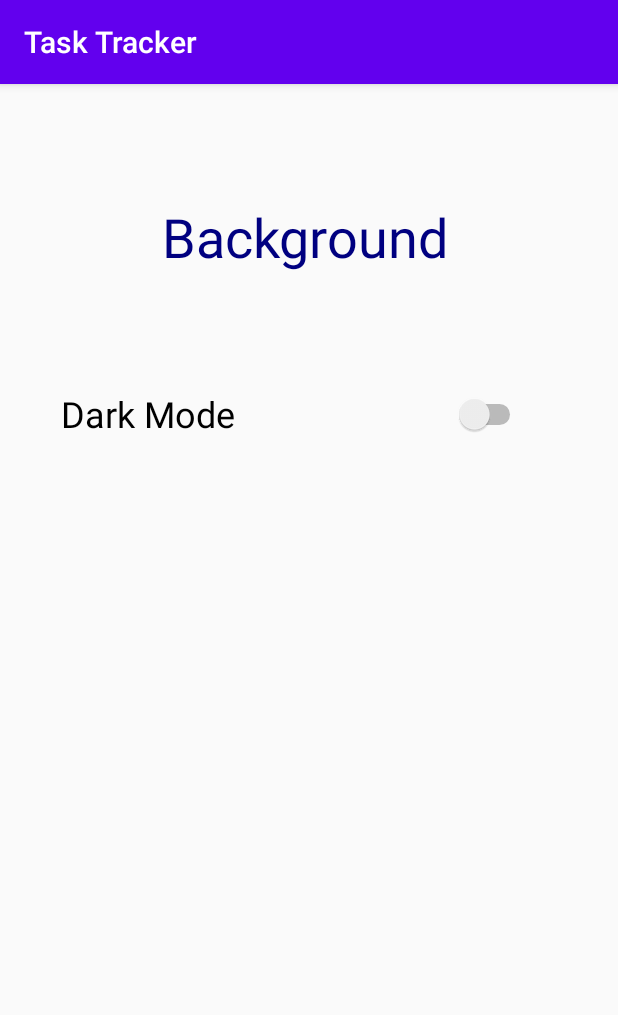
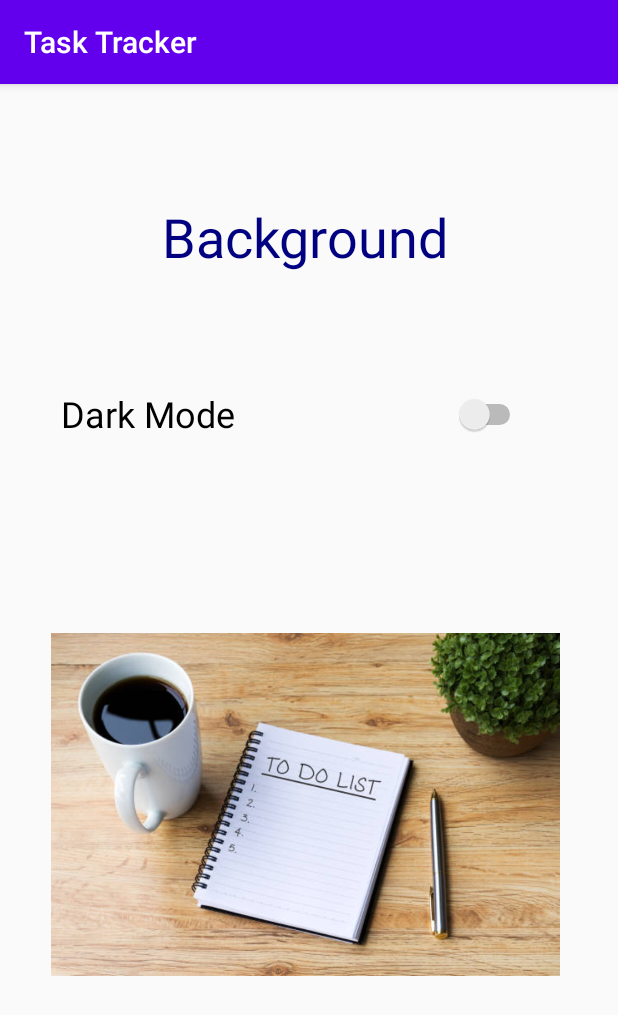
Before and after one commit to AnawaratneMANA/MOBILE_APPLICATION, an Android app: the fragment BackgroundFragment shown on its own in the app's theme, on a phone screen of 412 x 824 dp. Shown: the top 1015 px of the screen. Run offline under Robolectric (Android 15) with nearby library versions, the phone set to English and light mode, and no system bars.

```diff
--- a/app/src/main/java/com/example/homeworktackingsoftware/BackgroundFragment.java
+++ b/app/src/main/java/com/example/homeworktackingsoftware/BackgroundFragment.java
@@ -2,22 +2,41 @@ package com.example.homeworktackingsoftware;
 
 import android.os.Bundle;
 
+import androidx.appcompat.app.AppCompatDelegate;
 import androidx.fragment.app.Fragment;
 
 import android.view.LayoutInflater;
 import android.view.View;
 import android.view.ViewGroup;
+import android.widget.CompoundButton;
+import android.widget.Switch;
 
 
 public class BackgroundFragment extends Fragment {
 
-
+    Switch darkMode ;
 
     @Override
     public View onCreateView(LayoutInflater inflater, ViewGroup container,
                              Bundle savedInstanceState) {
         // Inflate the layout for this fragment
+
+
         View v2 = inflater.inflate(R.layout.fragment_background, container, false);
+        /**
+         darkMode = (Switch)  v2.findViewById(R.id.switchDarkMode);
+        darkMode.setOnCheckedChangeListener(new CompoundButton.OnCheckedChangeListener() {
+            @Override
+            public void onCheckedChanged(CompoundButton compoundButton, boolean turnToDark) {
+                if(turnToDark){
+                    AppCompatDelegate.setDefaultNightMode(AppCompatDelegate.MODE_NIGHT_YES);
+                    saveNightModeS
+                }else{
+
+                }
+            }
+        });
+        **/
         return v2;
     }
 }
--- a/app/src/main/res/layout/fragment_background.xml
+++ b/app/src/main/res/layout/fragment_background.xml
@@ -1,23 +1,26 @@
 <?xml version="1.0" encoding="utf-8"?>
 <RelativeLayout xmlns:android="http://schemas.android.com/apk/res/android"
+    xmlns:app="http://schemas.android.com/apk/res-auto"
     xmlns:tools="http://schemas.android.com/tools"
     android:layout_width="match_parent"
     android:layout_height="match_parent"
+
+    android:layout_alignParentBottom="true"
     tools:context=".BackgroundFragment">
 
     <TextView
         android:id="@+id/textView2"
+        style="@style/Header"
         android:layout_width="wrap_content"
         android:layout_height="wrap_content"
         android:layout_alignParentEnd="true"
         android:layout_alignParentBottom="true"
         android:layout_marginEnd="113dp"
         android:layout_marginBottom="642dp"
-        android:text="@string/title_activity_Background"
-        style="@style/Header"/>
+        android:text="@string/title_activity_Background" />
 
     <Switch
-        android:id="@+id/switch4"
+        android:id="@+id/switchDarkMode"
         android:layout_width="@dimen/switch_size"
         android:layout_height="61dp"
         android:layout_alignParentEnd="true"
@@ -27,4 +30,15 @@
         android:text="Dark Mode"
         android:textSize="@dimen/content_size" />
 
+    <ImageView
+        android:id="@+id/imageView"
+        android:layout_width="339dp"
+        android:layout_height="367dp"
+        android:layout_alignParentLeft="true"
+        android:layout_alignParentBottom="true"
+        android:layout_marginLeft="34dp"
+        android:layout_marginBottom="104dp"
+        android:baselineAlignBottom="false"
+        android:src="@drawable/backgroundinterface" />
+
 </RelativeLayout>
--- a/app/src/main/res/values/colors.xml
+++ b/app/src/main/res/values/colors.xml
@@ -3,4 +3,12 @@
     <color name="colorPrimary">#6200EE</color>
     <color name="colorPrimaryDark">#3700B3</color>
     <color name="colorAccent">#03DAC5</color>
+
+    <color name="colorPrimaryNight">#16202c</color>
+    <color name="colorPrimaryDarkNight">#141d26</color>
+    <color name="colorAccentNight">#ffffff</color>
+
+    <color name="primaryTitleColor">#212121</color>
+    <color name="primaryTitleColorNight">#FFFFFF</color>
+
 </resources>
```
Also changed, not shown: app/src/main/res/drawable/backgroundinterface.jpg (added).
